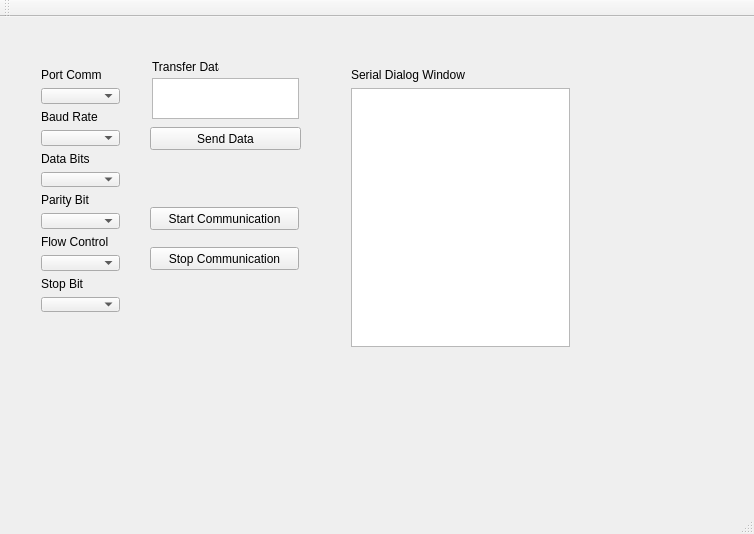
This is mainwindow.ui in Athanasios12/robotApp as Qt 5 draws it before an edit. The edited form follows.
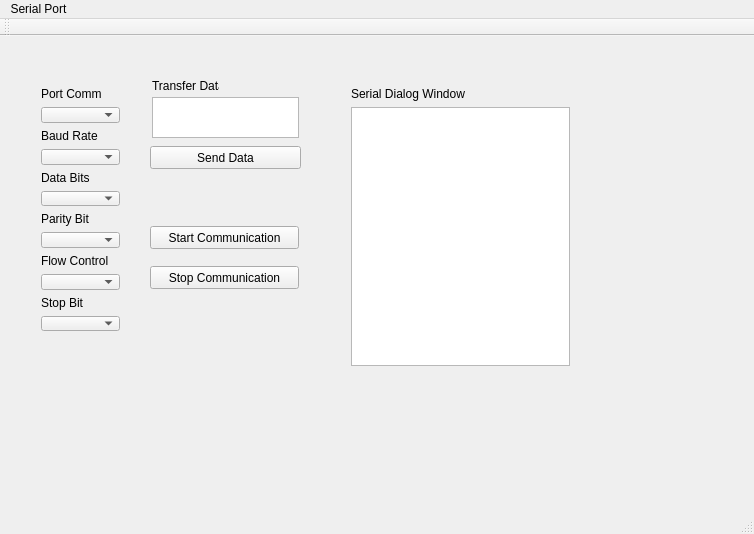
This is the edited form.

Commit message:
fixed send data error
Works pretty good , tested with emulated serial ports.
Fix the received commands window with automatic scrolling while
receiving new info

What changed in the file:
```diff
--- a/mainwindow.ui
+++ b/mainwindow.ui
@@ -195,6 +195,12 @@
      <height>21</height>
     </rect>
    </property>
+   <widget class="QMenu" name="menuK">
+    <property name="title">
+     <string>Serial Port</string>
+    </property>
+   </widget>
+   <addaction name="menuK"/>
   </widget>
   <widget class="QToolBar" name="mainToolBar">
    <attribute name="toolBarArea">
```
The commit also changes 2 other files.
